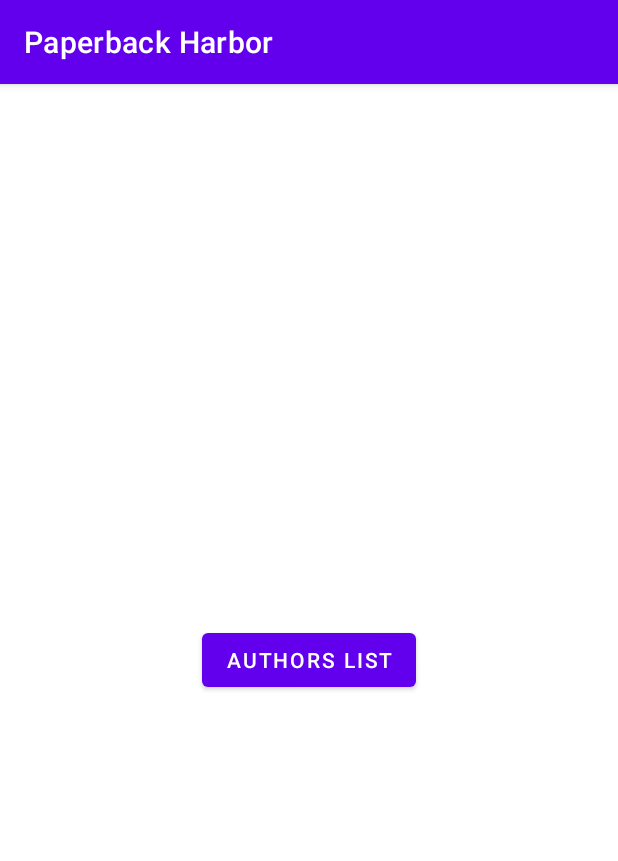
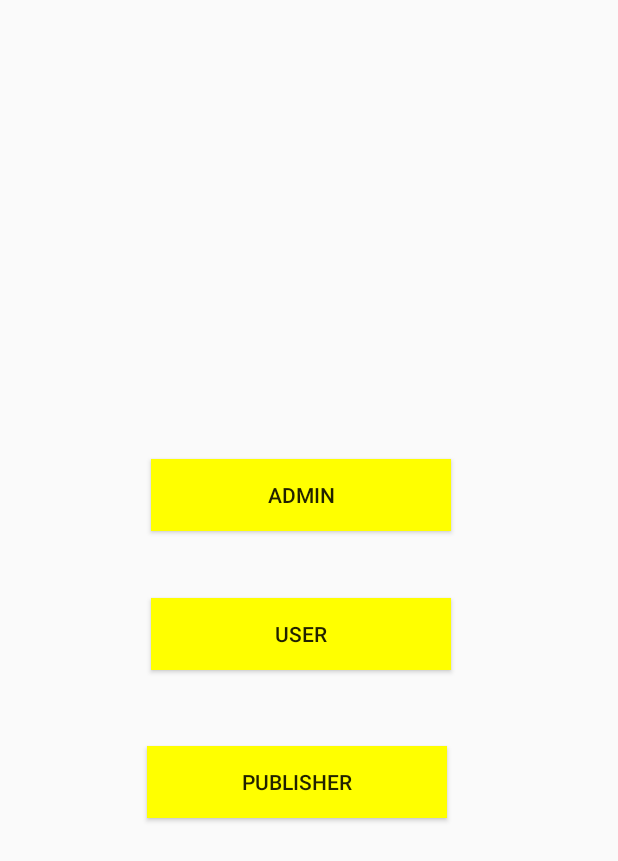
Before and after one commit to onkarmadhekar/Paperback-Harbor, an Android app: the screen it shows after launch (MainActivity), on a phone screen of 412 x 824 dp. Shown: the top 861 px of the screen. Run offline under Robolectric (Android 15) with nearby library versions, the light colour scheme and no system bars.

Commit message:
Minor bug fixes.

```diff
--- a/app/src/main/AndroidManifest.xml
+++ b/app/src/main/AndroidManifest.xml
@@ -9,6 +9,12 @@
         android:roundIcon="@mipmap/ic_launcher_round"
         android:supportsRtl="true"
         android:theme="@style/Theme.Paperbackharborapp">
+        <activity
+            android:name=".PublisherDashboard"
+            android:exported="false" />
+        <activity
+            android:name=".PublisherContent"
+            android:exported="false" />
         <activity
             android:name=".Admin"
             android:exported="false" />
--- a/app/src/main/java/com/robust_binaries/paperback_harbor_app/MainActivity.java
+++ b/app/src/main/java/com/robust_binaries/paperback_harbor_app/MainActivity.java
@@ -9,20 +9,45 @@ import android.widget.Button;
 
 public class MainActivity extends AppCompatActivity {
 
-    Button btnAuthorView;
+    Button btnUserView;
+    Button btnPublisherView;
+    Button btnAdminView;
+
     @Override
     protected void onCreate(Bundle savedInstanceState) {
         super.onCreate(savedInstanceState);
         setContentView(R.layout.activity_main);
 
-        btnAuthorView = findViewById(R.id.btnAuthorView);
-        btnAuthorView.setOnClickListener(new View.OnClickListener() {
+        btnUserView = findViewById(R.id.btnUserView);
+        btnUserView.setOnClickListener(new View.OnClickListener() {
+            @Override
+            public void onClick(View v) {
+                Intent intent = new Intent(MainActivity.this,BookCard.class);
+                startActivity(intent);
+            }
+        });
+
+        btnPublisherView = findViewById(R.id.btnPublisherView);
+        btnPublisherView.setOnClickListener(new View.OnClickListener() {
+            @Override
+            public void onClick(View v) {
+                Intent intent = new Intent(MainActivity.this,PublisherDashboard.class);
+                startActivity(intent);
+            }
+        });
+
+        btnAdminView = findViewById(R.id.btnAdminView);
+        btnAdminView.setOnClickListener(new View.OnClickListener() {
             @Override
             public void onClick(View v) {
                 Intent intent = new Intent(MainActivity.this,Admin.class);
                 startActivity(intent);
             }
         });
+
+
+
+
     }
 
 
--- a/app/src/main/res/layout/activity_main.xml
+++ b/app/src/main/res/layout/activity_main.xml
@@ -7,13 +7,43 @@
     tools:context=".MainActivity">
 
     <Button
-        android:id="@+id/btnAuthorView"
-        android:layout_width="wrap_content"
+        android:id="@+id/btnUserView"
+        android:layout_width="200dp"
         android:layout_height="wrap_content"
-        android:text="@string/button"
+        android:text="USER"
+        android:background="#FFFF00"
+        app:layout_constraintBottom_toTopOf="@+id/btnPublisherView"
+        app:layout_constraintEnd_toEndOf="parent"
+        app:layout_constraintHorizontal_bias="0.476"
+        app:layout_constraintStart_toStartOf="parent"
+        app:layout_constraintTop_toBottomOf="@+id/btnAdminView"
+        app:layout_constraintVertical_bias="0.468" />
+
+    <Button
+        android:id="@+id/btnPublisherView"
+        android:layout_width="200dp"
+        android:layout_height="wrap_content"
+        android:text="PUBLISHER"
+        android:background="#FFFF00"
         app:layout_constraintBottom_toBottomOf="parent"
         app:layout_constraintEnd_toEndOf="parent"
+        app:layout_constraintHorizontal_bias="0.461"
         app:layout_constraintStart_toStartOf="parent"
-        app:layout_constraintTop_toTopOf="parent" />
+        app:layout_constraintTop_toTopOf="parent"
+        app:layout_constraintVertical_bias="0.641" />
+
+    <Button
+        android:id="@+id/btnAdminView"
+        android:layout_width="200dp"
+        android:layout_height="wrap_content"
+        android:text="ADMIN"
+        android:background="#FFFF00"
+        app:layout_constraintBottom_toBottomOf="parent"
+        app:layout_constraintEnd_toEndOf="parent"
+        app:layout_constraintHorizontal_bias="0.476"
+        app:layout_constraintStart_toStartOf="parent"
+        app:layout_constraintTop_toTopOf="parent"
+        app:layout_constraintVertical_bias="0.394" />
+
 
 </androidx.constraintlayout.widget.ConstraintLayout>
--- a/app/src/main/res/layout/book_card_list_item.xml
+++ b/app/src/main/res/layout/book_card_list_item.xml
@@ -75,6 +75,7 @@
                     android:layout_height="wrap_content"
                     android:layout_marginEnd="8dp"
                     android:text="@string/action_1"
+                    android:textColor="@color/black"
                     style="?attr/borderlessButtonStyle"
                     />
                 <com.google.android.material.button.MaterialButton
@@ -82,6 +83,7 @@
                     android:layout_width="wrap_content"
                     android:layout_height="wrap_content"
                     android:text="@string/action_2"
+                    android:textColor="@color/black"
                     style="?attr/borderlessButtonStyle"
                     />
             </LinearLayout>
--- a/app/src/main/res/values/strings.xml
+++ b/app/src/main/res/values/strings.xml
@@ -8,4 +8,9 @@
     <string name="supporting_text">The #1 New York Times bestseller. Over 3 million copies sold!Tiny Changes, Remarkable ResultsNo matter your goals, Atomic Habits offers a proven framework for improving—every day. </string>
     <string name="action_1">Give Ratings</string>
     <string name="action_2">Add Reviews</string>
+    <string name="content_title">Content Title</string>
+    <string name="content_author_name">Author Name</string>
+    <string name="content_text">Description</string>
+    <string name="view_books">VIEW BOOKS</string>
+    <string name="publish_content">PUBLISH CONTENT</string>
 </resources>
--- a/app/src/main/res/values/themes.xml
+++ b/app/src/main/res/values/themes.xml
@@ -1,8 +1,8 @@
 <resources xmlns:tools="http://schemas.android.com/tools">
     <!-- Base application theme. -->
-    <style name="Theme.Paperbackharborapp" parent="Theme.MaterialComponents.DayNight.DarkActionBar">
+    <style name="Theme.Paperbackharborapp" parent="Theme.MaterialComponents.DayNight.NoActionBar.Bridge">
         <!-- Primary brand color. -->
-        <item name="colorPrimary">@color/purple_500</item>
+        <item name="colorPrimary">@color/black</item>
         <item name="colorPrimaryVariant">@color/purple_700</item>
         <item name="colorOnPrimary">@color/white</item>
         <!-- Secondary brand color. -->
```
Also changed, not shown: app/src/main/java/com/robust_binaries/paperback_harbor_app/PublisherContent.java (added, +14 -0 lines), app/src/main/java/com/robust_binaries/paperback_harbor_app/PublisherDashboard.java (added, +42 -0 lines), app/src/main/res/layout/activity_publisher_content.xml (added, +77 -0 lines), app/src/main/res/layout/activity_publisher_dashboard.xml (added, +34 -0 lines).
